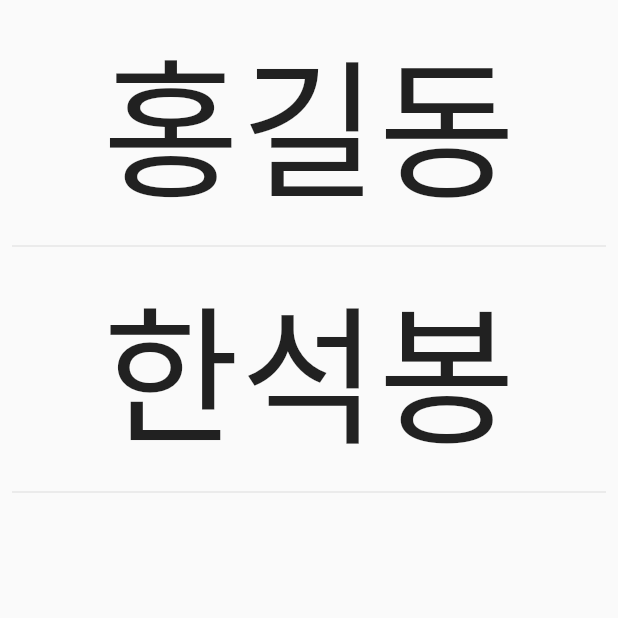
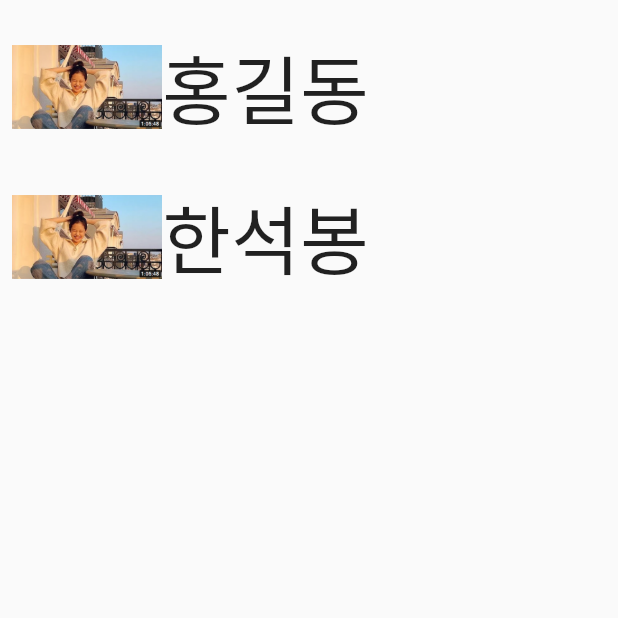
Before and after one commit to teddyjune/flutter-basic, a Flutter app: the screen it shows after launch, on a phone screen of 412 x 824 dp, the top half of it. Run offline on Flutter 3.47's test engine with Material 2 defaults, Android fonts, the phone set to English and light mode, and no system bars.

Commit message:
반복되는 레이아수 분리하기

```diff
--- a/lib/listview/components/listview_item.dart
+++ b/lib/listview/components/listview_item.dart
@@ -9,16 +9,10 @@ class ListviewItem extends StatelessWidget {
   Widget build(BuildContext context) {
     return Row(
       children: [
-        Image.asset(
-          'assets/store.jpg',
-          width: 100,
-          height: 100,
-          fit: BoxFit.cover,
-        ),
-        Text(
-          name,
-          style: TextStyle(fontSize: 20),
-        ),
+        Image.asset('assets/playlist1.png',
+          width: 100, height: 100,),
+        Text(name, style: TextStyle(fontSize: 50)),
+        Divider(),
       ],
     );
   }
--- a/lib/listview/listview-main.dart
+++ b/lib/listview/listview-main.dart
@@ -1,4 +1,6 @@
 import 'package:flutter/material.dart';
+import 'package:homework1/kakao_t/kakao_main_screen.dart';
+import 'package:homework1/listview/components/listview_item.dart';
 
 class ListviewMain extends StatelessWidget {
   ListviewMain({Key? key}) : super(key: key);
@@ -15,13 +17,12 @@ class ListviewMain extends StatelessWidget {
             return GestureDetector(
               onTap: () {
                 print('${items[index]}');
+                Navigator.push(
+                  context,
+                  MaterialPageRoute(builder: (context) => KakaoMainScreen()),
+                );
               },
-              child: Column(
-                children: [
-                  Text('${items[index]}', style: TextStyle(fontSize: 100)),
-                  Divider(),
-                ],
-              ),
+              child: ListviewItem(items[index]),
             );
           }),
     );
```
